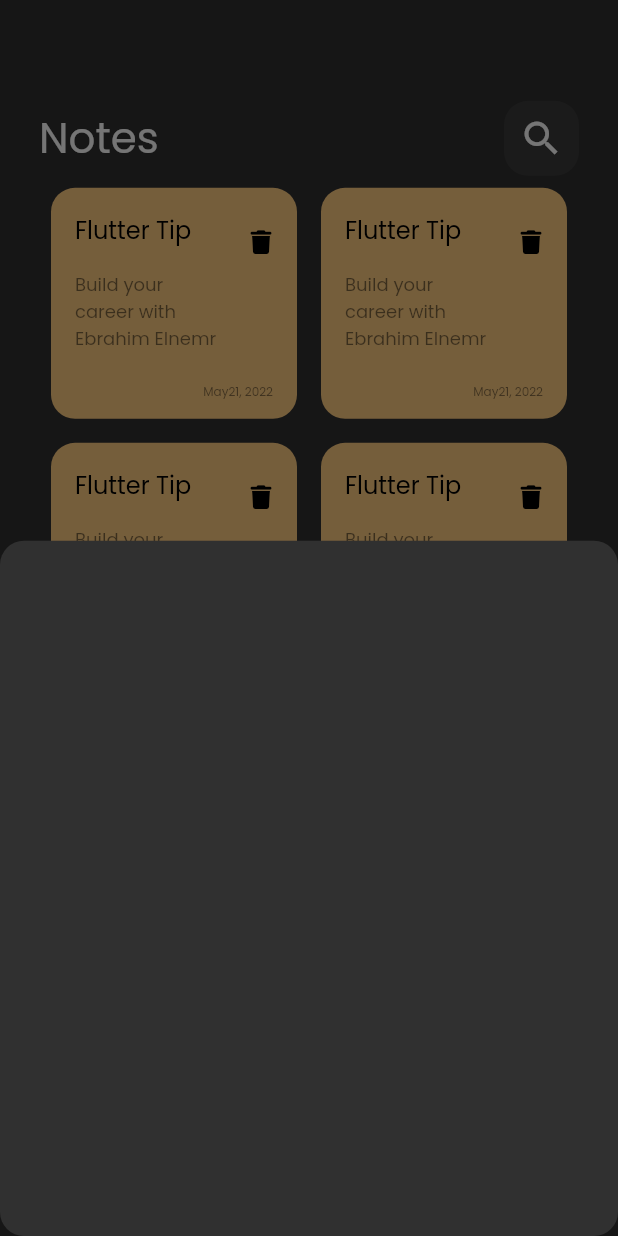
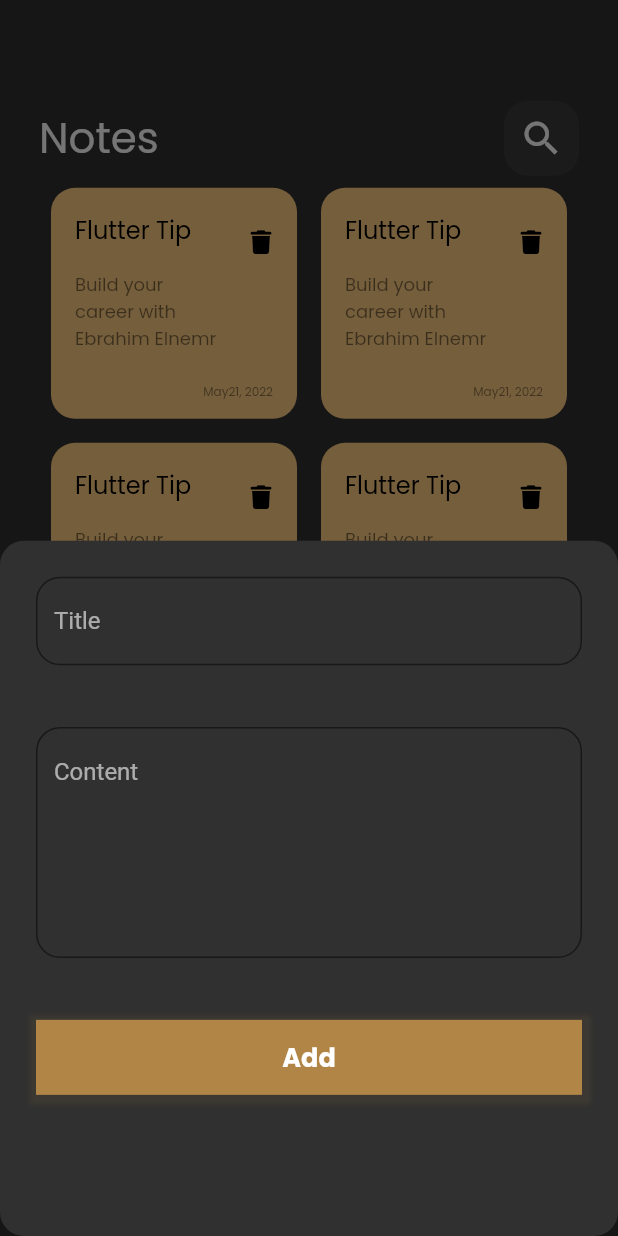
Before and after one commit to ebrahim969/notes_app, a Flutter app: the screen it shows after launch, after a tap on the "add" icon, on a phone screen of 412 x 824 dp. Run offline on Flutter 3.47's test engine with Material 2 defaults, Android fonts, the phone set to English and light mode, and no system bars; our stand-ins replace font_awesome_flutter, get, google_fonts.

Commit message:
add text fields and add bottom

```diff
--- a/lib/views/widgets/add_note_bottom_sheet.dart
+++ b/lib/views/widgets/add_note_bottom_sheet.dart
@@ -1,4 +1,8 @@
 import 'package:flutter/material.dart';
+import 'package:get/get.dart';
+
+import 'custom_text_feild.dart';
+import 'my_buttom.dart';
 
 class AddNoteBottomSheet extends StatelessWidget {
   const AddNoteBottomSheet({super.key});
@@ -6,6 +10,16 @@ class AddNoteBottomSheet extends StatelessWidget {
   @override
   Widget build(BuildContext context) {
     return Container(
+      padding:const EdgeInsets.all(24),
+      child: Column(
+        children: [
+          const CustomTextFeild(hinttext: "Title",),
+          SizedBox(height: Get.height * 0.05,),
+          const CustomTextFeild(hinttext: "Content", maxLines: 6,),
+          SizedBox(height: Get.height * 0.05,),
+          MyButtom(onTap: (){})
+        ],
+      ),
     );
   }
 }
--- /dev/null
+++ b/lib/views/widgets/custom_text_feild.dart
@@ -0,0 +1,27 @@
+import 'package:flutter/material.dart';
+import 'package:note_app/constants/color_constant.dart';
+
+class CustomTextFeild extends StatelessWidget {
+  const CustomTextFeild({super.key, required this.hinttext,  this.maxLines = 1});
+
+  final String hinttext;
+  final int maxLines;
+  @override
+  Widget build(BuildContext context) {
+    return TextFormField(
+      decoration: InputDecoration(
+        enabledBorder: buildBorder(kOpacityColor),
+        focusedBorder: buildBorder(),
+        hintText: hinttext,
+      ),
+      maxLines: maxLines,
+    );
+  }
+
+  OutlineInputBorder buildBorder([color]) {
+    return OutlineInputBorder(
+      borderRadius: BorderRadius.circular(16),
+      borderSide: BorderSide(color:color?? kPrimaryColor)
+      );
+  }
+}
--- /dev/null
+++ b/lib/views/widgets/my_buttom.dart
@@ -0,0 +1,34 @@
+// ignore_for_file: must_be_immutable
+
+import 'package:flutter/material.dart';
+import 'package:get/get.dart';
+import 'package:note_app/constants/color_constant.dart';
+import 'package:note_app/views/widgets/text_widget.dart';
+
+class MyButtom extends StatelessWidget {
+   MyButtom({super.key ,required this.onTap});
+
+  VoidCallback onTap;
+  @override
+  Widget build(BuildContext context) {
+    return InkWell(
+      onTap: onTap ,
+      child: Container(
+        height: 50,
+        width: Get.width,
+        decoration: BoxDecoration(
+          color:const  Color.fromARGB(255, 176, 133, 70),
+          boxShadow: [
+           BoxShadow(
+                    color:const Color.fromARGB(255, 176, 133, 70).withOpacity(.1),
+                    spreadRadius:5,
+                    blurRadius: 2,
+                    offset:const Offset(1, 2)
+                  )
+          ]
+        ),
+        child: Center(child: textWidget(txt: "Add", fontsize: 17 , fontWeight: FontWeight.bold)),
+      ),
+    );
+  }
+}
```
